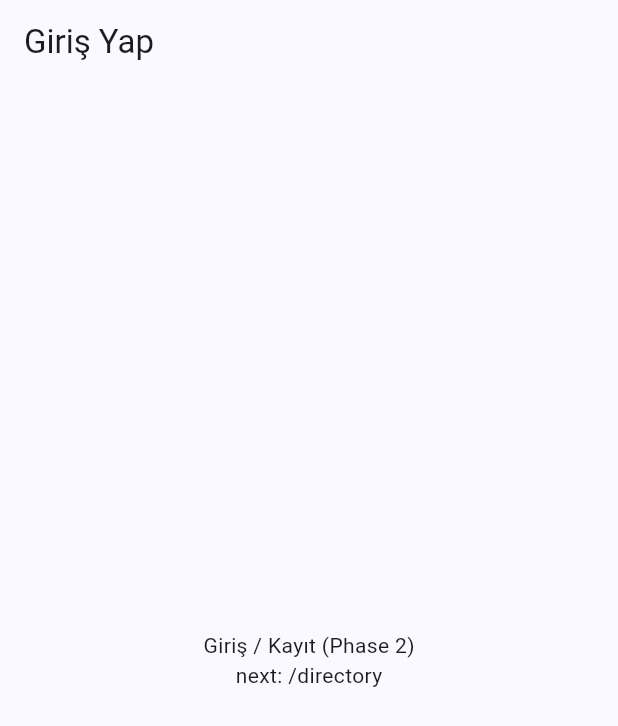
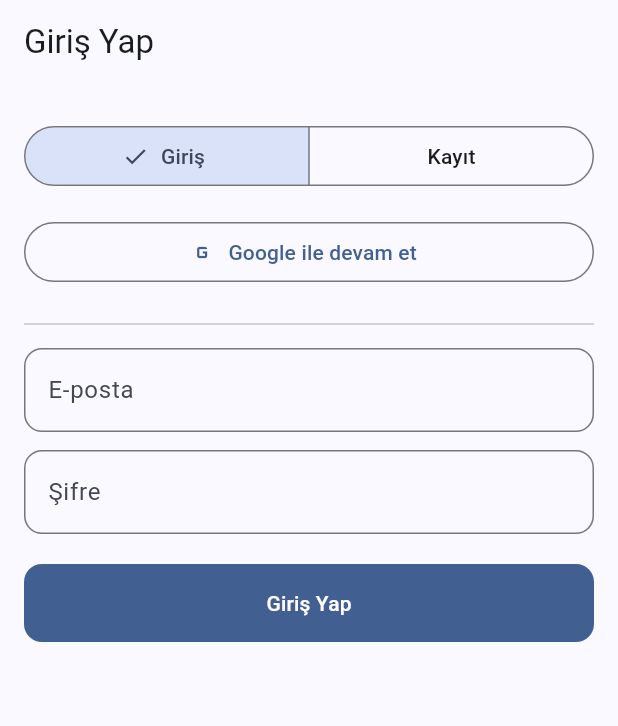
Before and after one commit to ubterzioglu/corteqsapp, a Flutter app: the screen it shows after launch, item 2 of the bottom bar chosen, on a phone screen of 412 x 824 dp. Shown: the top 726 px of the screen. Run offline on Flutter 3.47's test engine with Material 3 defaults, Android fonts, the phone set to English and light mode, and no system bars; our stand-ins replace flutter_riverpod, freezed_annotation, go_router, shared_preferences, supabase_flutter; accounts and stored records are empty.

Commit message:
feat(auth,home): Phase 2 — giriş/kayıt akışı + ana sayfa + proje kök düzeni
- Auth: auth_repository (signInWithPassword / Google OAuth / signUp / signOut),
  AuthProfile (freezed, get_current_user_profile), redirect resolver, LoginController
  (Riverpod 3 AsyncNotifier), LoginPage UI (login/signup tab, Google, MaterialBanner).
- Home: HomePage (CustomScrollView) + HeroCard / QuickActionsGrid / FaqAccordionSection.
- Proje kök düzeni: flutter_app/ ara klasörü kaldırıldı, dosyalar repo köküne taşındı.
- .gitignore: env/, *.env, app.md, .omc dışlandı (sır/çalışma dosyaları repoya girmez).
- Doğrulama: flutter analyze temiz; 7 test geçti (redirect resolver + foundation smoke).

Constraint: Yalnız Google OAuth (web sözleşmesi); Apple Sign-In repoda yok
Constraint: Yetki istemcide uygulanmaz — RLS otoritedir
Rejected: Riverpod 2 AutoDisposeAsyncNotifier | proje Riverpod 3 kullanıyor
Directive: env/dev.json Supabase anon key içerir — gitignore'da, ASLA commit edilmez
Confidence: high
Scope-risk: narrow
Not-tested: Gerçek cihazda Google OAuth deep-link dönüşü

```diff
--- a/lib/features/auth/presentation/login_page.dart
+++ b/lib/features/auth/presentation/login_page.dart
@@ -1,28 +1,152 @@
 import 'package:flutter/material.dart';
+import 'package:flutter_riverpod/flutter_riverpod.dart';
 
-/// Giriş ekranı — Phase 2'de DefaultTabController (login/signup), Google OAuth,
-/// email/şifre TextFormField, MaterialBanner ile doldurulacak (app.md 322).
-/// `next`/`redirect` query parametreleri auth_repository tarafından onurlandırılır.
-class LoginPage extends StatelessWidget {
+import 'login_controller.dart';
+
+/// Giriş / Kayıt ekranı — web `LoginPage.tsx` karşılığı.
+/// login/signup tab, Google OAuth, email/şifre form, hata MaterialBanner.
+/// Başarılı girişte router guard `/login` → `/profile` (veya `next`) yönlendirir.
+class LoginPage extends ConsumerStatefulWidget {
   const LoginPage({super.key, this.next});
 
-  /// Başarılı girişten sonra dönülecek hedef (router'dan geçer).
+  /// Başarılı girişten sonra dönülecek hedef (şu an guard `/profile`'a alır;
+  /// `next` derin-bağ akışında Phase 2 sonu deep-link ile kullanılacak).
   final String? next;
 
   @override
+  ConsumerState<LoginPage> createState() => _LoginPageState();
+}
+
+class _LoginPageState extends ConsumerState<LoginPage> {
+  final _formKey = GlobalKey<FormState>();
+  final _emailCtrl = TextEditingController();
+  final _passwordCtrl = TextEditingController();
+  AuthMode _mode = AuthMode.login;
+
+  @override
+  void dispose() {
+    _emailCtrl.dispose();
+    _passwordCtrl.dispose();
+    super.dispose();
+  }
+
+  Future<void> _submit() async {
+    if (!_formKey.currentState!.validate()) return;
+    await ref.read(loginControllerProvider.notifier).submit(
+          mode: _mode,
+          email: _emailCtrl.text.trim(),
+          password: _passwordCtrl.text,
+        );
+  }
+
+  @override
   Widget build(BuildContext context) {
+    final state = ref.watch(loginControllerProvider);
+    final isLoading = state.isLoading;
+    final isLogin = _mode == AuthMode.login;
+
     return Scaffold(
       appBar: AppBar(title: const Text('Giriş Yap')),
-      body: Center(
-        key: const Key('login_page'),
-        child: Column(
-          mainAxisAlignment: MainAxisAlignment.center,
-          children: [
-            const Text('Giriş / Kayıt (Phase 2)'),
-            if (next != null) Text('next: $next'),
-          ],
+      body: SafeArea(
+        child: SingleChildScrollView(
+          padding: const EdgeInsets.all(16),
+          child: Column(
+            key: const Key('login_page'),
+            crossAxisAlignment: CrossAxisAlignment.stretch,
+            children: [
+              if (state.hasError)
+                MaterialBanner(
+                  key: const Key('login_error_banner'),
+                  content: Text(_friendlyError(state.error!)),
+                  backgroundColor:
+                      Theme.of(context).colorScheme.errorContainer,
+                  actions: [
+                    TextButton(
+                      onPressed: () => ref.invalidate(loginControllerProvider),
+                      child: const Text('Kapat'),
+                    ),
+                  ],
+                ),
+              const SizedBox(height: 8),
+              SegmentedButton<AuthMode>(
+                key: const Key('login_tab_button'),
+                segments: const [
+                  ButtonSegment(value: AuthMode.login, label: Text('Giriş')),
+                  ButtonSegment(value: AuthMode.signup, label: Text('Kayıt')),
+                ],
+                selected: {_mode},
+                onSelectionChanged: isLoading
+                    ? null
+                    : (s) => setState(() => _mode = s.first),
+              ),
+              const SizedBox(height: 16),
+              OutlinedButton.icon(
+                key: const Key('login_google_button'),
+                onPressed: isLoading
+                    ? null
+                    : () => ref
+                        .read(loginControllerProvider.notifier)
+                        .signInWithGoogle(),
+                icon: const Icon(Icons.g_mobiledata),
+                label: const Text('Google ile devam et'),
+              ),
+              const SizedBox(height: 16),
+              const Divider(),
+              const SizedBox(height: 8),
+              Form(
+                key: _formKey,
+                child: Column(
+                  crossAxisAlignment: CrossAxisAlignment.stretch,
+                  children: [
+                    TextFormField(
+                      key: const Key('login_email_input'),
+                      controller: _emailCtrl,
+                      keyboardType: TextInputType.emailAddress,
+                      autofillHints: const [AutofillHints.email],
+                      decoration: const InputDecoration(labelText: 'E-posta'),
+                      validator: (v) =>
+                          (v == null || !v.contains('@')) ? 'Geçerli e-posta girin' : null,
+                    ),
+                    const SizedBox(height: 12),
+                    TextFormField(
+                      key: const Key('login_password_input'),
+                      controller: _passwordCtrl,
+                      obscureText: true,
+                      autofillHints: const [AutofillHints.password],
+                      decoration: const InputDecoration(labelText: 'Şifre'),
+                      validator: (v) =>
+                          (v == null || v.length < 6) ? 'En az 6 karakter' : null,
+                    ),
+                    const SizedBox(height: 20),
+                    FilledButton(
+                      key: const Key('login_submit_button'),
+                      onPressed: isLoading ? null : _submit,
+                      child: isLoading
+                          ? const SizedBox(
+                              height: 20,
+                              width: 20,
+                              child: CircularProgressIndicator(strokeWidth: 2),
+                            )
+                          : Text(isLogin ? 'Giriş Yap' : 'Kayıt Ol'),
+                    ),
+                  ],
+                ),
+              ),
+            ],
+          ),
         ),
       ),
     );
   }
+
+  String _friendlyError(Object error) {
+    final msg = error.toString();
+    if (msg.contains('Invalid login credentials')) {
+      return 'E-posta veya şifre hatalı.';
+    }
+    if (msg.contains('already registered')) {
+      return 'Bu e-posta zaten kayıtlı.';
+    }
+    return 'İşlem başarısız: $msg';
+  }
 }
```
Also changed, not shown: lib/features/auth/data/auth_repository.dart (added, +80 -0 lines), lib/features/auth/domain/auth_profile.dart (added, +21 -0 lines), lib/features/auth/domain/auth_redirect.dart (added, +11 -0 lines), lib/features/auth/presentation/login_controller.dart (added, +48 -0 lines), lib/features/home/presentation/home_page.dart (+39 -9 lines), lib/features/home/presentation/widgets/faq_accordion_section.dart (added, +37 -0 lines), lib/features/home/presentation/widgets/hero_card.dart (added, +44 -0 lines), lib/features/home/presentation/widgets/quick_actions_grid.dart (added, +54 -0 lines), lib/shared/providers/auth_providers.dart (+9 -14 lines), lib/features/auth/domain/auth_profile.freezed.dart (added), lib/features/auth/domain/auth_profile.g.dart (added), 2 other files.
